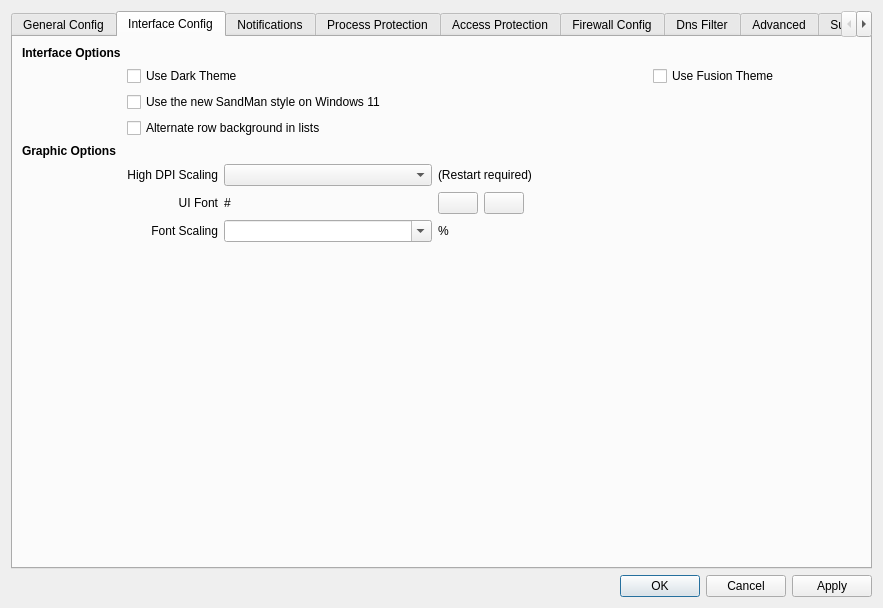
Old version of the form MajorPrivacy/Forms/SettingsWindow.ui in the repository xanasoft/MajorPrivacy.
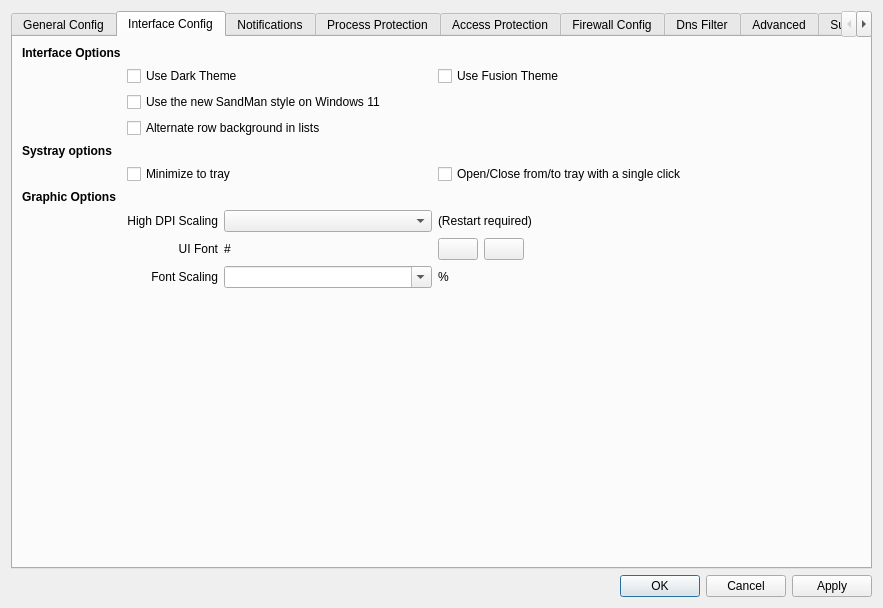
New version of the form. The open tabs and pages were chosen to show the change. Icons and pictures are not drawn.

Diff of the .ui file:
```diff
--- a/MajorPrivacy/Forms/SettingsWindow.ui
+++ b/MajorPrivacy/Forms/SettingsWindow.ui
@@ -48,7 +48,7 @@
         <enum>QTabWidget::TabPosition::North</enum>
        </property>
        <property name="currentIndex">
-        <number>5</number>
+        <number>1</number>
        </property>
        <widget class="QWidget" name="tabGeneral">
         <attribute name="title">
@@ -174,20 +174,27 @@
         <layout class="QGridLayout" name="gridLayout_17">
          <item row="0" column="0">
           <layout class="QGridLayout" name="gridLayout">
-           <item row="4" column="0">
-            <widget class="QLabel" name="lblDisplay">
-             <property name="font">
-              <font>
-               <bold>true</bold>
-               <kerning>true</kerning>
-              </font>
+           <item row="9" column="1">
+            <widget class="QLabel" name="label_24">
+             <property name="text">
+              <string>Font Scaling</string>
              </property>
+             <property name="alignment">
+              <set>Qt::AlignmentFlag::AlignRight|Qt::AlignmentFlag::AlignTrailing|Qt::AlignmentFlag::AlignVCenter</set>
+             </property>
+             <property name="buddy">
+              <cstring>cmbFontScale</cstring>
+             </property>
+            </widget>
+           </item>
+           <item row="9" column="3">
+            <widget class="QLabel" name="label_13">
              <property name="text">
-              <string>Graphic Options</string>
+              <string>%</string>
              </property>
             </widget>
            </item>
-           <item row="6" column="3">
+           <item row="8" column="3">
             <layout class="QHBoxLayout" name="horizontalLayout_7">
              <item>
               <widget class="QPushButton" name="btnSelectUiFont">
@@ -224,7 +231,49 @@
              </item>
             </layout>
            </item>
-           <item row="5" column="1">
+           <item row="0" column="0">
+            <widget class="QLabel" name="lblInterface">
+             <property name="font">
+              <font>
+               <bold>true</bold>
+               <kerning>true</kerning>
+              </font>
+             </property>
+             <property name="text">
+              <string>Interface Options</string>
+             </property>
+            </widget>
+           </item>
+           <item row="7" column="2">
+            <widget class="QComboBox" name="cmbDPI"/>
+           </item>
+           <item row="10" column="3">
+            <spacer name="horizontalSpacer_12">
+             <property name="orientation">
+              <enum>Qt::Orientation::Horizontal</enum>
+             </property>
+             <property name="sizeHint" stdset="0">
+              <size>
+               <width>40</width>
+               <height>20</height>
+              </size>
+             </property>
+            </spacer>
+           </item>
+           <item row="4" column="0">
+            <widget class="QLabel" name="lblSysTray">
+             <property name="font">
+              <font>
+               <bold>true</bold>
+               <kerning>true</kerning>
+              </font>
+             </property>
+             <property name="text">
+              <string>Systray options</string>
+             </property>
+            </widget>
+           </item>
+           <item row="7" column="1">
             <widget class="QLabel" name="label_23">
              <property name="text">
               <string>High DPI Scaling</string>
@@ -237,23 +286,27 @@
              </property>
             </widget>
            </item>
-           <item row="5" column="2">
-            <widget class="QComboBox" name="cmbDPI"/>
+           <item row="7" column="3">
+            <widget class="QLabel" name="label_8">
+             <property name="text">
+              <string>(Restart required)</string>
+             </property>
+            </widget>
            </item>
-           <item row="8" column="3">
-            <spacer name="horizontalSpacer_12">
-             <property name="orientation">
-              <enum>Qt::Orientation::Horizontal</enum>
+           <item row="6" column="0">
+            <widget class="QLabel" name="lblDisplay">
+             <property name="font">
+              <font>
+               <bold>true</bold>
+               <kerning>true</kerning>
+              </font>
              </property>
-             <property name="sizeHint" stdset="0">
-              <size>
-               <width>40</width>
-               <height>20</height>
-              </size>
+             <property name="text">
+              <string>Graphic Options</string>
              </property>
-            </spacer>
+            </widget>
            </item>
-           <item row="6" column="1">
+           <item row="8" column="1">
             <widget class="QLabel" name="label_33">
              <property name="text">
               <string>UI Font</string>
@@ -266,79 +319,6 @@
              </property>
             </widget>
            </item>
-           <item row="5" column="3">
-            <widget class="QLabel" name="label_8">
-             <property name="text">
-              <string>(Restart required)</string>
-             </property>
-            </widget>
-           </item>
-           <item row="2" column="1" colspan="3">
-            <widget class="QCheckBox" name="chkUseW11Style">
-             <property name="text">
-              <string>Use the new SandMan style on Windows 11</string>
-             </property>
-            </widget>
-           </item>
-           <item row="0" column="0">
-            <widget class="QLabel" name="lblInterface">
-             <property name="font">
-              <font>
-               <bold>true</bold>
-               <kerning>true</kerning>
-              </font>
-             </property>
-             <property name="text">
-              <string>Interface Options</string>
-             </property>
-            </widget>
-           </item>
-           <item row="1" column="4">
-            <widget class="QCheckBox" name="chkFusionTheme">
-             <property name="text">
-              <string>Use Fusion Theme</string>
-             </property>
-             <property name="tristate">
-              <bool>true</bool>
-             </property>
-            </widget>
-           </item>
-           <item row="8" column="2">
-            <spacer name="horizontalSpacer_11">
-             <property name="orientation">
-              <enum>Qt::Orientation::Horizontal</enum>
-             </property>
-             <property name="sizeHint" stdset="0">
-              <size>
-               <width>40</width>
-               <height>20</height>
-              </size>
-             </property>
-            </spacer>
-           </item>
-           <item row="1" column="1" colspan="3">
-            <widget class="QCheckBox" name="chkDarkTheme">
-             <property name="text">
-              <string>Use Dark Theme</string>
-             </property>
-             <property name="tristate">
-              <bool>true</bool>
-             </property>
-            </widget>
-           </item>
-           <item row="8" column="4">
-            <spacer name="horizontalSpacer_13">
-             <property name="orientation">
-              <enum>Qt::Orientation::Horizontal</enum>
-             </property>
-             <property name="sizeHint" stdset="0">
-              <size>
-               <width>40</width>
-               <height>20</height>
-              </size>
-             </property>
-            </spacer>
-           </item>
            <item row="3" column="1" colspan="3">
             <widget class="QCheckBox" name="chkAltRows">
              <property name="text">
@@ -346,50 +326,97 @@
              </property>
             </widget>
            </item>
-           <item row="8" column="0">
-            <spacer name="verticalSpacer">
+           <item row="10" column="4">
+            <spacer name="horizontalSpacer_13">
              <property name="orientation">
-              <enum>Qt::Orientation::Vertical</enum>
+              <enum>Qt::Orientation::Horizontal</enum>
              </property>
              <property name="sizeHint" stdset="0">
               <size>
-               <width>20</width>
-               <height>40</height>
+               <width>40</width>
+               <height>20</height>
               </size>
              </property>
             </spacer>
            </item>
-           <item row="6" column="2">
+           <item row="8" column="2">
             <widget class="QLabel" name="lblUiFont">
              <property name="text">
               <string>#</string>
              </property>
             </widget>
            </item>
-           <item row="7" column="1">
-            <widget class="QLabel" name="label_24">
-             <property name="text">
-              <string>Font Scaling</string>
-             </property>
-             <property name="alignment">
-              <set>Qt::AlignmentFlag::AlignRight|Qt::AlignmentFlag::AlignTrailing|Qt::AlignmentFlag::AlignVCenter</set>
-             </property>
-             <property name="buddy">
-              <cstring>cmbFontScale</cstring>
-             </property>
-            </widget>
-           </item>
-           <item row="7" column="2">
+           <item row="9" column="2">
             <widget class="QComboBox" name="cmbFontScale">
              <property name="editable">
               <bool>true</bool>
              </property>
             </widget>
            </item>
-           <item row="7" column="3">
-            <widget class="QLabel" name="label_13">
+           <item row="10" column="0">
+            <spacer name="verticalSpacer">
+             <property name="orientation">
+              <enum>Qt::Orientation::Vertical</enum>
+             </property>
+             <property name="sizeHint" stdset="0">
+              <size>
+               <width>20</width>
+               <height>40</height>
+              </size>
+             </property>
+            </spacer>
+           </item>
+           <item row="10" column="2">
+            <spacer name="horizontalSpacer_11">
+             <property name="orientation">
+              <enum>Qt::Orientation::Horizontal</enum>
+             </property>
+             <property name="sizeHint" stdset="0">
+              <size>
+               <width>40</width>
+               <height>20</height>
+              </size>
+             </property>
+            </spacer>
+           </item>
+           <item row="2" column="1" colspan="3">
+            <widget class="QCheckBox" name="chkUseW11Style">
              <property name="text">
-              <string>%</string>
+              <string>Use the new SandMan style on Windows 11</string>
+             </property>
+            </widget>
+           </item>
+           <item row="5" column="3" colspan="2">
+            <widget class="QCheckBox" name="chkSingleShow">
+             <property name="text">
+              <string>Open/Close from/to tray with a single click</string>
+             </property>
+            </widget>
+           </item>
+           <item row="5" column="1" colspan="2">
+            <widget class="QCheckBox" name="chkMinimize">
+             <property name="text">
+              <string>Minimize to tray</string>
+             </property>
+            </widget>
+           </item>
+           <item row="1" column="1" colspan="2">
+            <widget class="QCheckBox" name="chkDarkTheme">
+             <property name="text">
+              <string>Use Dark Theme</string>
+             </property>
+             <property name="tristate">
+              <bool>true</bool>
+             </property>
+            </widget>
+           </item>
+           <item row="1" column="3" colspan="2">
+            <widget class="QCheckBox" name="chkFusionTheme">
+             <property name="text">
+              <string>Use Fusion Theme</string>
+             </property>
+             <property name="tristate">
+              <bool>true</bool>
              </property>
             </widget>
            </item>
```
